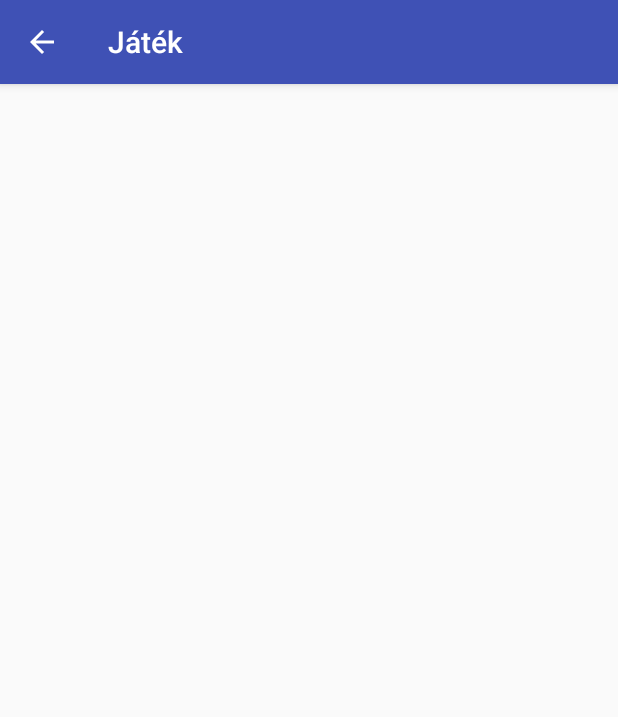
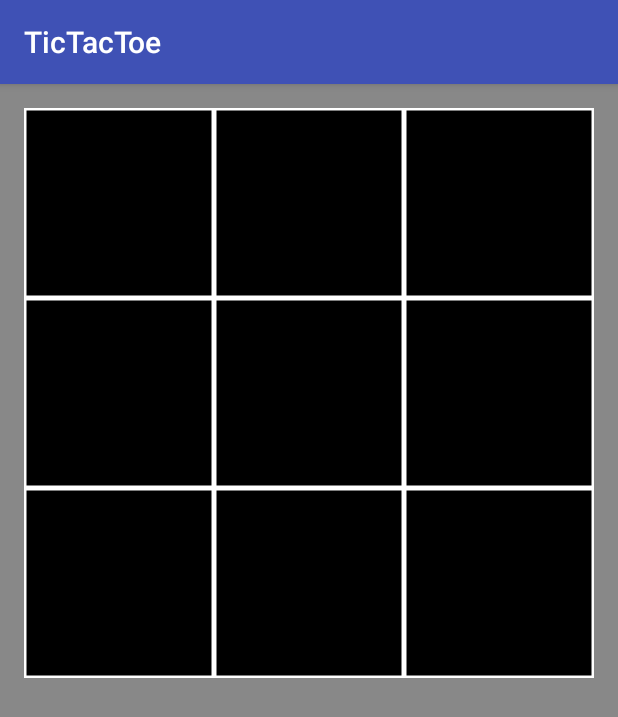
Before and after one commit to bence04/Android_VIAUAV21, an Android app: the GameActivity screen opened directly, with no data from a screen before it, on a phone screen of 412 x 824 dp. Shown: the top 717 px of the screen. Run offline under Robolectric (Android 15) with nearby library versions, the phone set to English and light mode, and no system bars.

Commit message:
fix code

```diff
--- a/Labor/labor1/app/build.gradle
+++ b/Labor/labor1/app/build.gradle
@@ -22,7 +22,6 @@ dependencies {
     implementation fileTree(dir: 'libs', include: ['*.jar'])
     implementation 'com.android.support:appcompat-v7:26.1.0'
     implementation 'com.android.support.constraint:constraint-layout:1.0.2'
-    implementation 'com.android.support:design:26.1.0'
     testImplementation 'junit:junit:4.12'
     androidTestImplementation 'com.android.support.test:runner:1.0.1'
     androidTestImplementation 'com.android.support.test.espresso:espresso-core:3.0.1'
--- a/Labor/labor1/app/src/main/java/hu/bme/aut/amorg/examples/tictactoe/GameActivity.java
+++ b/Labor/labor1/app/src/main/java/hu/bme/aut/amorg/examples/tictactoe/GameActivity.java
@@ -1,11 +1,7 @@
 package hu.bme.aut.amorg.examples.tictactoe;
 
+import android.support.v7.app.AppCompatActivity;
 import android.os.Bundle;
-import android.support.design.widget.FloatingActionButton;
-import android.support.design.widget.Snackbar;
-import android.support.v7.app.AppCompatActivity;
-import android.support.v7.widget.Toolbar;
-import android.view.View;
 
 public class GameActivity extends AppCompatActivity {
 
@@ -13,11 +9,5 @@ public class GameActivity extends AppCompatActivity {
     protected void onCreate(Bundle savedInstanceState) {
         super.onCreate(savedInstanceState);
         setContentView(R.layout.activity_game);
-        Toolbar toolbar = (Toolbar) findViewById(R.id.toolbar);
-        setSupportActionBar(toolbar);
-
-
-        getSupportActionBar().setDisplayHomeAsUpEnabled(true);
     }
-
 }
--- a/Labor/labor1/app/src/main/java/hu/bme/aut/amorg/examples/tictactoe/MainMenuActivity.java
+++ b/Labor/labor1/app/src/main/java/hu/bme/aut/amorg/examples/tictactoe/MainMenuActivity.java
@@ -6,6 +6,8 @@ import android.os.Bundle;
 import android.view.View;
 import android.widget.Button;
 import android.widget.Toast;
+
+import hu.bme.aut.amorg.examples.tictactoe.model.TicTacToeModel;
 
 public class MainMenuActivity extends AppCompatActivity {
 
--- a/Labor/labor1/app/src/main/java/hu/bme/aut/amorg/examples/tictactoe/TicTacToeModel.java
+++ b/Labor/labor1/app/src/main/java/hu/bme/aut/amorg/examples/tictactoe/model/TicTacToeModel.java
@@ -1,10 +1,10 @@
-package hu.bme.aut.amorg.examples.tictactoe;
+package hu.bme.aut.amorg.examples.tictactoe.model;
 
 /**
  * Created by bencetoth on 2018. 02. 07..
  */
 
-class TicTacToeModel {
+public class TicTacToeModel {
     private static TicTacToeModel instance = null;
 
     private TicTacToeModel () {
--- /dev/null
+++ b/Labor/labor1/app/src/main/java/hu/bme/aut/amorg/examples/tictactoe/view/TicTacToeView.java
@@ -0,0 +1,109 @@
+package hu.bme.aut.amorg.examples.tictactoe.view;
+
+import android.content.Context;
+import android.graphics.Canvas;
+import android.graphics.Color;
+import android.graphics.Paint;
+import android.util.AttributeSet;
+import android.view.MotionEvent;
+import android.view.View;
+
+import hu.bme.aut.amorg.examples.tictactoe.model.TicTacToeModel;
+
+/**
+ * Created by bencetoth on 2018. 02. 07..
+ */
+
+public class TicTacToeView extends View {
+
+    Paint paintBg;
+    Paint paintLine;
+
+    public TicTacToeView(Context context, AttributeSet attrs) {
+        super(context, attrs);
+
+        paintBg = new Paint();
+        paintBg.setColor(Color.BLACK);
+        paintBg.setStyle(Paint.Style.FILL);
+
+        paintLine = new Paint();
+        paintLine.setColor(Color.WHITE);
+        paintLine.setStyle(Paint.Style.STROKE);
+        paintLine.setStrokeWidth(5);
+    }
+
+    @Override
+    protected void onDraw(Canvas canvas) {
+        super.onDraw(canvas);
+
+        canvas.drawRect(0, 0, getWidth(), getHeight(), paintBg);
+
+        drawGameArea(canvas);
+
+        drawPlayers(canvas);
+    }
+
+    private void drawGameArea(Canvas canvas) {
+        // border
+        canvas.drawRect(0, 0, getWidth(), getHeight(), paintLine);
+
+        // two horizontal lines
+        canvas.drawLine(0, getHeight() / 3, getWidth(), getHeight() / 3,
+                paintLine);
+        canvas.drawLine(0, 2 * getHeight() / 3, getWidth(),
+                2 * getHeight() / 3, paintLine);
+
+        // two vertical lines
+        canvas.drawLine(getWidth() / 3, 0, getWidth() / 3, getHeight(),
+                paintLine);
+        canvas.drawLine(2 * getWidth() / 3, 0, 2 * getWidth() / 3, getHeight(),
+                paintLine);
+    }
+
+    private void drawPlayers(Canvas canvas) {
+        for (int i = 0; i < 3; i++) {
+            for (int j = 0; j < 3; j++) {
+                if (TicTacToeModel.getInstance().getFieldContent(i,j) == TicTacToeModel.CIRCLE) {
+
+                    // draw a circle at the center of the field
+
+                    // X coordinate: left side of the square + half width of the square
+                    float centerX = i * getWidth() / 3 + getWidth() / 6;
+                    float centerY = j * getHeight() / 3 + getHeight() / 6;
+                    int radius = getHeight() / 6 - 2;
+
+                    canvas.drawCircle(centerX, centerY, radius, paintLine);
+
+                } else if (TicTacToeModel.getInstance().getFieldContent(i,j) == TicTacToeModel.CROSS) {
+                    canvas.drawLine(i * getWidth() / 3, j * getHeight() / 3,
+                            (i + 1) * getWidth() / 3,
+                            (j + 1) * getHeight() / 3, paintLine);
+
+                    canvas.drawLine((i + 1) * getWidth() / 3, j * getHeight() / 3,
+                            i * getWidth() / 3, (j + 1) * getHeight() / 3, paintLine);
+                }
+            }
+        }
+    }
+
+    @Override
+    protected void onMeasure(int widthMeasureSpec, int heightMeasureSpec) {
+        int w = MeasureSpec.getSize(widthMeasureSpec);
+        int h = MeasureSpec.getSize(heightMeasureSpec);
+        int d = w == 0 ? h : h == 0 ? w : w < h ? w : h;
+        setMeasuredDimension(d, d);
+    }
+
+    @Override
+    public boolean onTouchEvent(MotionEvent event) {
+        if (event.getAction() == MotionEvent.ACTION_DOWN) {
+            int tX = ((int) event.getX()) / (getWidth() / 3);
+            int tY = ((int) event.getY()) / (getHeight() / 3);
+            if (tX < 3 && tY < 3 && TicTacToeModel.getInstance().getFieldContent(tX, tY) == TicTacToeModel.EMPTY) {
+                TicTacToeModel.getInstance().setFieldContent(tX, tY, TicTacToeModel.getInstance().getNextPlayer());
+                invalidate();
+            }
+        }
+        return super.onTouchEvent(event);
+    }
+}
--- a/Labor/labor1/app/src/main/res/layout/activity_game.xml
+++ b/Labor/labor1/app/src/main/res/layout/activity_game.xml
@@ -1,26 +1,18 @@
 <?xml version="1.0" encoding="utf-8"?>
-<android.support.design.widget.CoordinatorLayout xmlns:android="http://schemas.android.com/apk/res/android"
-    xmlns:app="http://schemas.android.com/apk/res-auto"
-    xmlns:tools="http://schemas.android.com/tools"
+<android.support.constraint.ConstraintLayout xmlns:android="http://schemas.android.com/apk/res/android"
+    android:id="@+id/content_game"
     android:layout_width="match_parent"
     android:layout_height="match_parent"
-    tools:context="hu.bme.aut.amorg.examples.tictactoe.GameActivity">
+    android:background="#888888"
+    android:gravity="center_vertical"
+    android:paddingBottom="@dimen/activity_vertical_margin"
+    android:paddingLeft="@dimen/activity_horizontal_margin"
+    android:paddingRight="@dimen/activity_horizontal_margin"
+    android:paddingTop="@dimen/activity_vertical_margin">
 
-    <android.support.design.widget.AppBarLayout
+    <hu.bme.aut.amorg.examples.tictactoe.view.TicTacToeView
+        android:id="@+id/ticView"
         android:layout_width="match_parent"
-        android:layout_height="wrap_content"
-        android:theme="@style/AppTheme.AppBarOverlay">
+        android:layout_height="wrap_content" />
 
-        <android.support.v7.widget.Toolbar
-            android:id="@+id/toolbar"
-            android:layout_width="match_parent"
-            android:layout_height="?attr/actionBarSize"
-            android:background="?attr/colorPrimary"
-            app:popupTheme="@style/AppTheme.PopupOverlay" />
-
-    </android.support.design.widget.AppBarLayout>
-
-    <include layout="@layout/content_game" />
-
-
-</android.support.design.widget.CoordinatorLayout>
+</android.support.constraint.ConstraintLayout>
--- a/Labor/labor1/app/src/main/res/layout/content_game.xml
+++ /dev/null
@@ -1,11 +0,0 @@
-<?xml version="1.0" encoding="utf-8"?>
-<android.support.constraint.ConstraintLayout xmlns:android="http://schemas.android.com/apk/res/android"
-    xmlns:app="http://schemas.android.com/apk/res-auto"
-    xmlns:tools="http://schemas.android.com/tools"
-    android:layout_width="match_parent"
-    android:layout_height="match_parent"
-    app:layout_behavior="@string/appbar_scrolling_view_behavior"
-    tools:context="hu.bme.aut.amorg.examples.tictactoe.GameActivity"
-    tools:showIn="@layout/activity_game">
-
-</android.support.constraint.ConstraintLayout>
--- a/Labor/labor1/app/src/main/res/values/dimens.xml
+++ b/Labor/labor1/app/src/main/res/values/dimens.xml
@@ -1,5 +1,5 @@
+<?xml version="1.0" encoding="utf-8"?>
 <resources>
-    <dimen name="fab_margin">16dp</dimen>
     <dimen name="activity_vertical_margin">16dp</dimen>
     <dimen name="activity_horizontal_margin">16dp</dimen>
 </resources>
--- a/Labor/labor1/app/src/main/res/values/strings.xml
+++ b/Labor/labor1/app/src/main/res/values/strings.xml
@@ -6,5 +6,4 @@
     <string name="toast_highscore">Eredmények</string>
     <string name="txt_about">Made by Tóth Bence</string>
     <string name="title_activity_about">Az alkalmazásról</string>
-    <string name="title_activity_game">Játék</string>
 </resources>
--- a/Labor/labor1/app/src/main/res/values/styles.xml
+++ b/Labor/labor1/app/src/main/res/values/styles.xml
@@ -8,13 +8,4 @@
         <item name="colorAccent">@color/colorAccent</item>
     </style>
 
-    <style name="AppTheme.NoActionBar">
-        <item name="windowActionBar">false</item>
-        <item name="windowNoTitle">true</item>
-    </style>
-
-    <style name="AppTheme.AppBarOverlay" parent="ThemeOverlay.AppCompat.Dark.ActionBar" />
-
-    <style name="AppTheme.PopupOverlay" parent="ThemeOverlay.AppCompat.Light" />
-
 </resources>
```
Also changed, not shown: Labor/labor1/app/src/main/AndroidManifest.xml (+1 -9 lines), Labor/labor1/app/src/main/java/hu/bme/aut/amorg/examples/tictactoe/AboutActivity.java (+1 -6 lines), Labor/labor1/app/src/main/res/layout/activity_main_menu.xml (+0 -9 lines), Labor/labor1/app/src/main/res/layout/content_about.xml (deleted, +0 -11 lines), Labor/labor1/app/src/main/res/layout/activity_about.xml (line endings or trailing spaces), Labor/labor1/gradle/wrapper/gradle-wrapper.properties.
